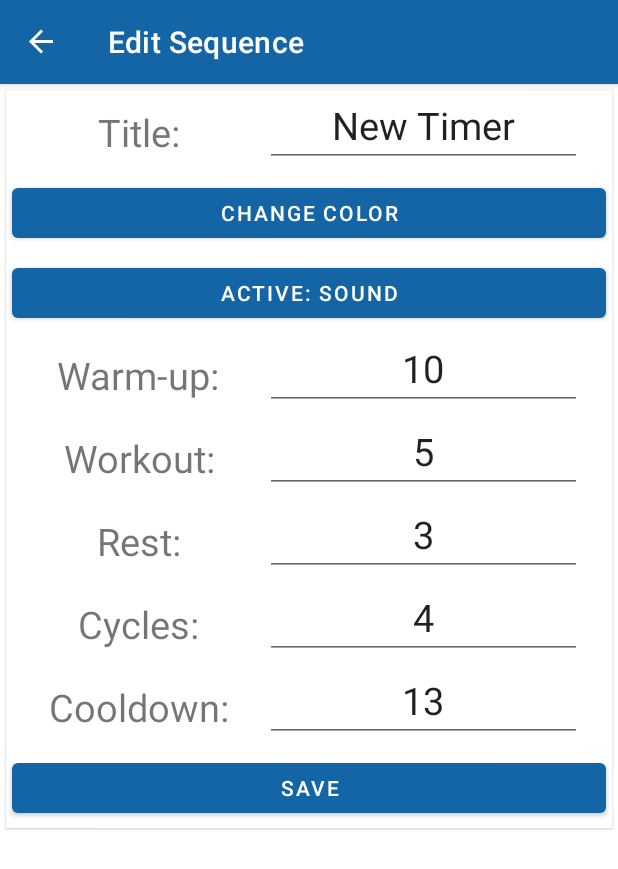
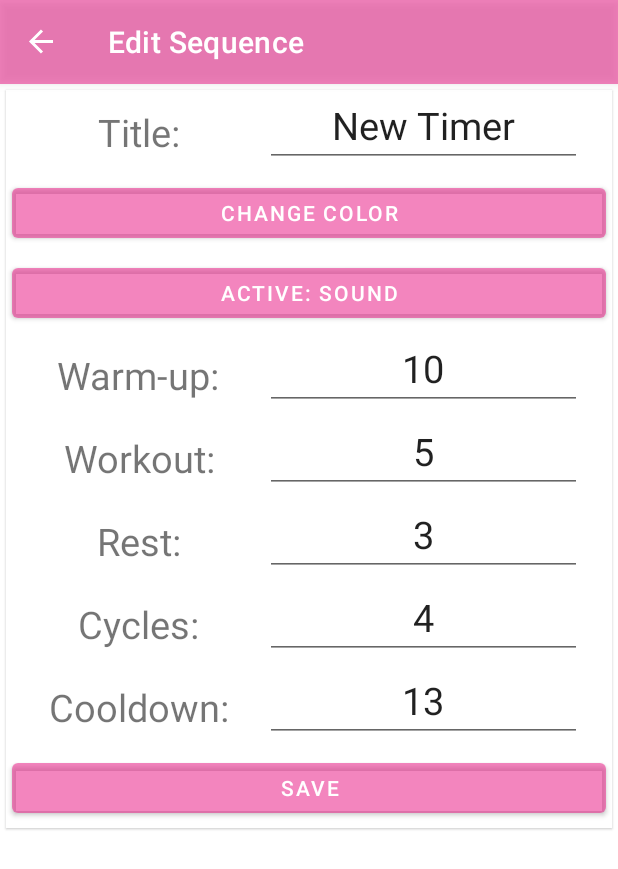
Before and after one commit to vvkhil/Tabata_Timer_On_Kotlin, an Android app: the screen it shows after launch (MainActivity), after a tap on an icon or button, on a phone screen of 412 x 824 dp. Shown: the top 869 px of the screen. Run offline under Robolectric (Android 15) with nearby library versions, the phone set to English and light mode, and no system bars; our stand-ins replace Room's generated code, data binding, navigation-ui; libraries missing offline, so code that uses them is left out: top.defaults.colorpicker.

Commit message:
Fix colors and strings

```diff
--- a/app/src/main/res/values/colors.xml
+++ b/app/src/main/res/values/colors.xml
@@ -1,6 +1,10 @@
 <?xml version="1.0" encoding="utf-8"?>
 <resources>
     <color name="rose">#ECADA8</color>
+
+    <color name="dark_rose">#8AE91E87</color>
+    <color name="orange">#FF5722</color>
+    <color name="green">#4CAF50</color>
 
     <color name="dark_blue">#1465A5</color>
     <color name="light_blue">#CB76A3C6</color>
--- a/app/src/main/res/values/themes.xml
+++ b/app/src/main/res/values/themes.xml
@@ -2,8 +2,8 @@
     <!-- Base application theme. -->
     <style name="Theme.Timer" parent="Theme.MaterialComponents.DayNight.DarkActionBar">
         <!-- Primary brand color. -->
-        <item name="colorPrimary">@color/dark_blue</item>
-        <item name="colorPrimaryVariant">@color/light_blue</item>
+        <item name="colorPrimary">@color/dark_rose</item>
+        <item name="colorPrimaryVariant">@color/dark_purple</item>
         <item name="colorOnPrimary">@color/white</item>
 
         <!-- Secondary brand color. -->
```
Also changed, not shown: 1 other file.
